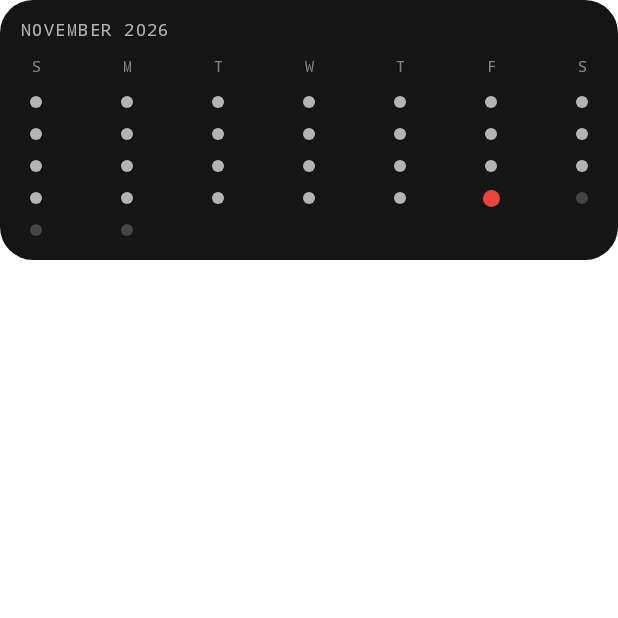
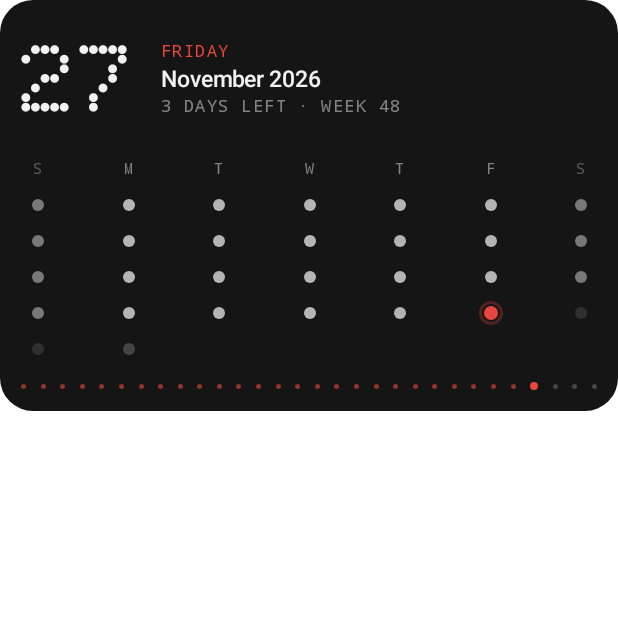
Before and after one commit to rahmanfaizur/dotline, an Android app built with Jetpack Compose: the composable CalendarTile shown on its own in the app's theme, on a phone screen of 412 x 824 dp, the top half of it. Run offline under Robolectric (Android 15) with nearby library versions, the phone set to English and light mode, and no system bars.

Commit message:
Quick page: a bigger dot calendar and a battery health tile
The calendar leads with today's date in big dots, the weekday, month,
days left and week number. Past days fill in, today pulses, weekends are
softer, and a thin line of dots shows how far through the month we are.
A new tile shows battery temperature, health and charge cycles (where
the phone reports them); tapping it opens battery settings.

```diff
--- a/app/src/main/java/dev/rahmanfaizur/dotline/MainActivity.kt
+++ b/app/src/main/java/dev/rahmanfaizur/dotline/MainActivity.kt
@@ -519,6 +519,7 @@ private fun Launcher(
                     quick = resolve(quickKeys),
                     storage = storage,
                     actions = actions,
+                    battery = battery,
                     onOpenSettings = { settingsOpen = true },
                     readMemory = { app.system.memory() },
                     onTile = { app.shortcuts.open(it) },
--- a/app/src/main/java/dev/rahmanfaizur/dotline/ui/home/QuickPage.kt
+++ b/app/src/main/java/dev/rahmanfaizur/dotline/ui/home/QuickPage.kt
@@ -1,5 +1,12 @@
 package dev.rahmanfaizur.dotline.ui.home
 
+import java.time.DayOfWeek
+import androidx.compose.foundation.border
+import androidx.compose.animation.core.RepeatMode
+import androidx.compose.animation.core.tween
+import androidx.compose.animation.core.infiniteRepeatable
+import androidx.compose.animation.core.animateFloat
+import androidx.compose.animation.core.rememberInfiniteTransition
 import androidx.compose.foundation.background
 import androidx.compose.foundation.clickable
 import androidx.compose.foundation.layout.Arrangement
@@ -66,6 +73,7 @@ fun QuickPage(
     modifier: Modifier = Modifier,
     readMemory: () -> MemoryState? = { null },
     onTile: (Shortcut) -> Unit = {},
+    battery: BatteryState? = null,
 ) {
     // RAM updates every 2 s, only while this page is on screen and the launcher is in front.
     val lifecycle = LocalLifecycleOwner.current.lifecycle
@@ -101,6 +109,8 @@ fun QuickPage(
                 Caption(memory?.let { "${Sizes.short(it.usedBytes)} of ${Sizes.short(it.totalBytes)}" } ?: "", color = Dot.faint)
             }
         }
+
+        if (battery != null) BatteryHealthTile(battery, Modifier.fillMaxWidth().tileTap("Battery settings") { onTile(Shortcut.Battery) })
 
         if (quick.isNotEmpty()) {
             Tile(Modifier.fillMaxWidth()) {
@@ -144,6 +154,38 @@ fun QuickPage(
     }
 }
 
+/** Temperature, health and charge cycles, as far as the phone reports them. */
+@Composable
+private fun BatteryHealthTile(battery: BatteryState, modifier: Modifier) {
+    Tile(modifier.testTag("batteryHealth")) {
+        Caption("Battery health")
+        Gap(10.dp)
+        Row(Modifier.fillMaxWidth(), horizontalArrangement = Arrangement.SpaceBetween) {
+            val hot = (battery.tempC ?: 0) >= 40
+            Stat("Temp", battery.tempC?.let { "${it}C" } ?: "--", if (hot) Dot.battery(15, false) else Dot.ink)
+            Stat(
+                "Health",
+                when (battery.healthGood) { true -> "GOOD"; false -> "CHECK"; null -> "--" },
+                if (battery.healthGood == false) Dot.battery(15, false) else Dot.ink,
+            )
+            Stat("Cycles", battery.cycles?.toString() ?: "--", Dot.ink)
+        }
+    }
+}
+
+@Composable
+private fun Stat(label: String, value: String, color: androidx.compose.ui.graphics.Color) {
+    Column {
+        Caption(label, color = Dot.faint)
+        Gap(4.dp)
+        BasicText(value, style = Dot.dots(24, color), maxLines = 1)
+    }
+}
+
+/**
+ * The month at a glance: today's date big, the days as dots (gone, today pulsing, to come; weekends
+ * softer), and a thin line of one dot per day showing how far through the month we are.
+ */
 @Composable
 private fun CalendarTile(modifier: Modifier) {
     val accent = LocalAccent.current
@@ -151,38 +193,75 @@ private fun CalendarTile(modifier: Modifier) {
     val zone = ZoneId.systemDefault()
     val today = remember(now / 60_000) { Instant.ofEpochMilli(now).atZone(zone).toLocalDate() }
     val locale = Locale.getDefault()
+    val weekFields = WeekFields.of(locale)
     val grid = remember(today, locale) {
-        MonthGrid.of(YearMonth.from(today), today, WeekFields.of(locale).firstDayOfWeek)
+        MonthGrid.of(YearMonth.from(today), today, weekFields.firstDayOfWeek)
     }
+    val pulse by rememberInfiniteTransition(label = "today").animateFloat(
+        initialValue = 0.25f, targetValue = 0.9f,
+        animationSpec = infiniteRepeatable(tween(1400), RepeatMode.Reverse), label = "todayPulse",
+    )
+    fun weekend(day: Int) = today.withDayOfMonth(day).dayOfWeek.let { it == DayOfWeek.SATURDAY || it == DayOfWeek.SUNDAY }
 
-    Tile(modifier) {
-        Caption("${today.month.getDisplayName(TextStyle.FULL, locale)} ${today.year}")
-        Gap(12.dp)
+    Tile(modifier.testTag("calendarTile")) {
+        Row(verticalAlignment = Alignment.CenterVertically) {
+            BasicText(today.dayOfMonth.toString(), style = Dot.dots(64), modifier = Modifier.testTag("calendarDay"))
+            Gap(16.dp)
+            Column {
+                Caption(today.dayOfWeek.getDisplayName(TextStyle.FULL, locale), color = accent)
+                Gap(3.dp)
+                BasicText("${today.month.getDisplayName(TextStyle.FULL, locale)} ${today.year}", style = Dot.label.copy(fontSize = 15.sp))
+                Gap(3.dp)
+                val left = grid.days - today.dayOfMonth
+                val leftText = when (left) { 0 -> "Last day"; 1 -> "1 day left"; else -> "$left days left" }
+                Caption("$leftText · Week ${today.get(weekFields.weekOfWeekBasedYear())}", color = Dot.faint)
+            }
+        }
+        Gap(16.dp)
         val cells = List(grid.blanks) { 0 } + (1..grid.days).toList()
-        Column(verticalArrangement = Arrangement.spacedBy(9.dp)) {
+        Column(verticalArrangement = Arrangement.spacedBy(8.dp)) {
             Row(Modifier.fillMaxWidth(), horizontalArrangement = Arrangement.SpaceBetween) {
-                grid.weekdayInitials.forEach { c ->
-                    BasicText(c.toString(), style = Dot.caption.copy(fontSize = 10.sp, color = Dot.faint, textAlign = TextAlign.Center), modifier = Modifier.size(width = 20.dp, height = 14.dp))
+                grid.weekdayInitials.forEachIndexed { i, c ->
+                    val end = grid.weekStart.plus(i.toLong()).let { it == DayOfWeek.SATURDAY || it == DayOfWeek.SUNDAY }
+                    BasicText(
+                        c.toString(),
+                        style = Dot.caption.copy(fontSize = 10.sp, color = if (end) Dot.faint.copy(alpha = 0.3f) else Dot.faint, textAlign = TextAlign.Center),
+                        modifier = Modifier.size(width = 22.dp, height = 14.dp),
+                    )
                 }
             }
             cells.chunked(7).forEach { week ->
                 Row(Modifier.fillMaxWidth(), horizontalArrangement = Arrangement.SpaceBetween) {
                     (0 until 7).forEach { i ->
                         val day = week.getOrNull(i) ?: 0
-                        Box(Modifier.size(width = 20.dp, height = 12.dp), contentAlignment = Alignment.Center) {
+                        Box(Modifier.size(width = 22.dp, height = 16.dp), contentAlignment = Alignment.Center) {
                             if (day > 0) {
                                 val isToday = day == grid.today
-                                val color = when {
-                                    isToday -> accent
-                                    grid.today != null && day < grid.today -> Dot.muted
-                                    else -> Dot.off
+                                val past = grid.today != null && day < grid.today
+                                if (isToday) {
+                                    Box(Modifier.size(16.dp).border(1.5.dp, accent.copy(alpha = pulse), CircleShape))
+                                    Box(Modifier.size(9.dp).background(accent, CircleShape))
+                                } else {
+                                    val color = when {
+                                        past -> if (weekend(day)) Dot.muted.copy(alpha = 0.45f) else Dot.muted
+                                        weekend(day) -> Dot.off.copy(alpha = 0.12f)
+                                        else -> Dot.off
+                                    }
+                                    Box(Modifier.size(8.dp).background(color, CircleShape))
                                 }
-                                Box(Modifier.size(if (isToday) 11.dp else 8.dp).background(color, CircleShape))
                             }
                         }
                     }
                 }
             }
         }
+        Gap(14.dp)
+        // How far through the month: one tiny dot per day.
+        Row(Modifier.fillMaxWidth(), horizontalArrangement = Arrangement.SpaceBetween, verticalAlignment = Alignment.CenterVertically) {
+            (1..grid.days).forEach { d ->
+                val done = grid.today != null && d <= grid.today
+                Box(Modifier.size(if (d == grid.today) 5.dp else 3.dp).background(if (done) accent.copy(alpha = if (d == grid.today) 1f else 0.6f) else Dot.off, CircleShape))
+            }
+        }
     }
 }
```
